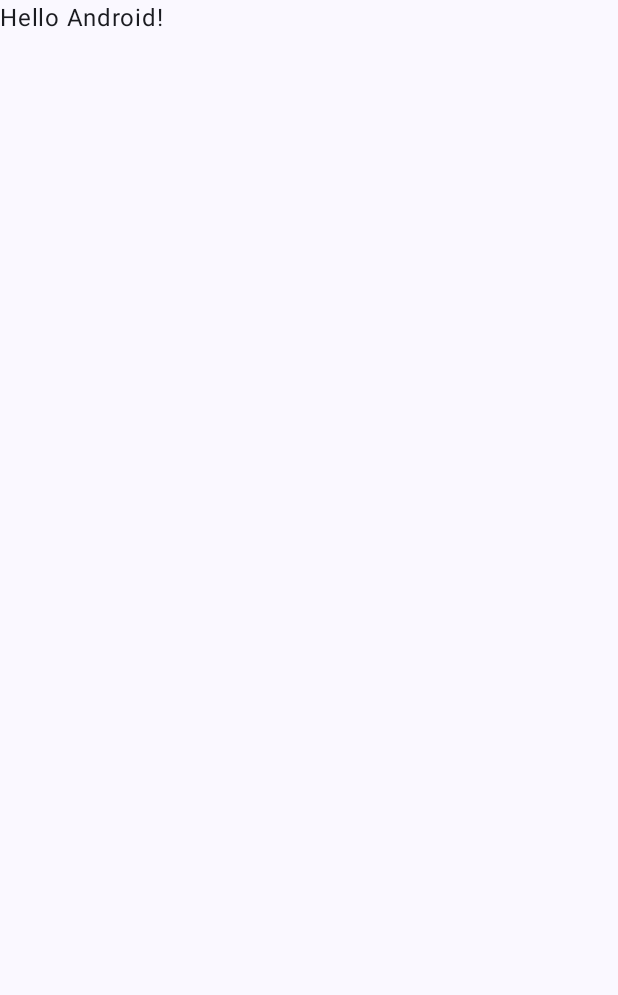
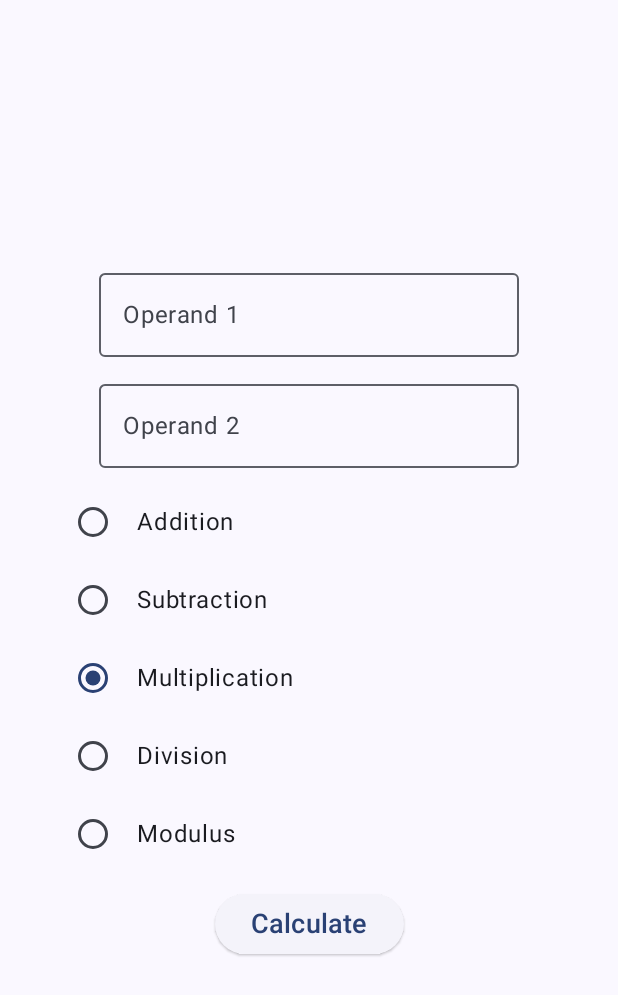
Before and after one commit to olivia-ma/CS501_G2_Q2, an Android app built with Jetpack Compose: the screen it shows after launch (MainActivity), on a phone screen of 412 x 824 dp. Before the commit the part shown is almost empty. Shown: the top 995 px of the screen. Run offline under Robolectric (Android 15) with nearby library versions, the phone set to English and light mode, and no system bars.

Commit message:
first commit

```diff
--- a/app/src/main/java/com/example/simplearithmetic/MainActivity.kt
+++ b/app/src/main/java/com/example/simplearithmetic/MainActivity.kt
@@ -1,16 +1,43 @@
 package com.example.simplearithmetic
 
 import android.os.Bundle
+import android.widget.Toast
 import androidx.activity.ComponentActivity
 import androidx.activity.compose.setContent
 import androidx.activity.enableEdgeToEdge
+import androidx.compose.foundation.interaction.MutableInteractionSource
+import androidx.compose.foundation.layout.Arrangement
+import androidx.compose.foundation.layout.Column
+import androidx.compose.foundation.layout.Row
+import androidx.compose.foundation.layout.Spacer
 import androidx.compose.foundation.layout.fillMaxSize
+import androidx.compose.foundation.layout.fillMaxWidth
+import androidx.compose.foundation.layout.height
 import androidx.compose.foundation.layout.padding
+import androidx.compose.foundation.selection.selectable
+import androidx.compose.material3.ElevatedButton
+import androidx.compose.material3.MaterialTheme
+import androidx.compose.material3.OutlinedTextField
+import androidx.compose.material3.RadioButton
+import androidx.compose.material3.RadioButtonDefaults
 import androidx.compose.material3.Scaffold
+import androidx.compose.material3.Surface
 import androidx.compose.material3.Text
+import androidx.compose.material3.TextField
 import androidx.compose.runtime.Composable
+import androidx.compose.runtime.getValue
+import androidx.compose.runtime.mutableStateOf
+import androidx.compose.runtime.remember
+import androidx.compose.runtime.setValue
+import androidx.compose.ui.Alignment
 import androidx.compose.ui.Modifier
+import androidx.compose.ui.graphics.Color
+import androidx.compose.ui.platform.LocalContext
+import androidx.compose.ui.text.font.FontWeight
+import androidx.compose.ui.text.style.TextAlign
 import androidx.compose.ui.tooling.preview.Preview
+import androidx.compose.ui.unit.dp
+import androidx.compose.ui.unit.sp
 import com.example.simplearithmetic.ui.theme.SimpleArithmeticTheme
 
 class MainActivity : ComponentActivity() {
@@ -19,11 +46,11 @@ class MainActivity : ComponentActivity() {
         enableEdgeToEdge()
         setContent {
             SimpleArithmeticTheme {
-                Scaffold(modifier = Modifier.fillMaxSize()) { innerPadding ->
-                    Greeting(
-                        name = "Android",
-                        modifier = Modifier.padding(innerPadding)
-                    )
+                Surface(
+                    modifier = Modifier.fillMaxSize(),
+                    color = MaterialTheme.colorScheme.background
+                ) {
+                    Arithmetic()
                 }
             }
         }
@@ -31,17 +58,154 @@ class MainActivity : ComponentActivity() {
 }
 
 @Composable
-fun Greeting(name: String, modifier: Modifier = Modifier) {
-    Text(
-        text = "Hello $name!",
-        modifier = modifier
-    )
+fun Arithmetic() {
+
+    var operand1 by remember { mutableStateOf("") }
+    var operand2 by remember { mutableStateOf("") }
+
+
+    var result by remember { mutableStateOf(0.0) }
+    var errorMessage by remember { mutableStateOf("") }
+    // used to prevent error message/result showing up before anything has been calculated
+    var hasCalculated by remember {mutableStateOf(false)}
+
+    val radioOptions = listOf("Addition", "Subtraction", "Multiplication", "Division", "Modulus")
+    val (selectedOption, onOptionSelected) = remember { mutableStateOf(radioOptions[2]) }
+
+
+    fun calculate() {
+        // fixes case where there is a error message -> user fixes it (wasnt showing the new result because previous error message was still there)
+        errorMessage = ""
+        // helps to check if inputs are numbers
+        val a = operand1.toDoubleOrNull()
+        val b = operand2.toDoubleOrNull()
+
+        if (a == null || b == null) {
+            errorMessage = "Please enter valid numbers for both operands!"
+        }
+        else{
+            when (selectedOption) {
+                "Addition" -> {
+                    result = a+b
+                    hasCalculated = true
+                }
+                "Subtraction" -> {
+                    result = a-b
+                    hasCalculated = true
+                }
+                "Multiplication" -> {
+                    result = a*b
+                    hasCalculated = true
+                }
+
+                "Division" -> {
+                    if (b == 0.0) {
+                        errorMessage = "You cannot divide by 0!"
+                    } else {
+                        result = a/b
+                        hasCalculated = true
+                    }
+                }
+                "Modulus" -> {
+                    if (b == 0.0) {
+                        errorMessage = "Modulus by 0 is not allowed!"
+                    } else {
+                        result = a%b
+                        hasCalculated = true
+                    }
+                }
+                }
+        }
+    }
+
+    // two text fields
+    // radio buttons to select operands
+    // calculate button
+    Column(
+        modifier = Modifier
+            .fillMaxSize()
+            .padding(20.dp),
+        verticalArrangement = Arrangement.Center,
+        horizontalAlignment = Alignment.CenterHorizontally
+    ) {
+        OutlinedTextField(
+            value = operand1,
+            onValueChange = { operand1 = it },
+            label = { Text("Operand 1") },
+        )
+
+        Spacer(modifier = Modifier.height(10.dp))
+
+        OutlinedTextField(
+            value = operand2,
+            onValueChange = { operand2 = it },
+            label = { Text("Operand 2") },
+        )
+        Spacer(modifier = Modifier.height(10.dp))
+
+        radioOptions.forEach { text ->
+            Row(
+                Modifier
+                    .fillMaxWidth()
+                    .selectable(
+                        selected = (text == selectedOption),
+
+
+                        onClick = { onOptionSelected(text) }
+                    )
+                    .padding(horizontal = 16.dp),
+
+                horizontalArrangement = Arrangement.Start,
+
+                verticalAlignment = Alignment.CenterVertically
+            ) {
+                val context = LocalContext.current
+                RadioButton(
+                    selected = (text == selectedOption),
+                    onClick = {
+                        onOptionSelected(text) },
+                    modifier = Modifier.padding(2.dp)
+                )
+                Text(
+                    text = text,
+                    modifier = Modifier.padding(start = 3.dp),
+                )
+            }
+
+        }
+
+        Spacer(modifier = Modifier.height(10.dp))
+
+        ElevatedButton(onClick = {calculate() }) {
+            Text(text = "Calculate", fontSize = 18.sp)
+        }
+
+        Spacer(modifier = Modifier.height(10.dp))
+
+        if (errorMessage.isNotEmpty()) {
+            Text(
+                text = errorMessage,
+                fontSize = 30.sp,
+                color = Color.Red,
+                fontWeight = FontWeight.Bold,
+                textAlign = TextAlign.Center
+            )
+        } else if (hasCalculated){
+            Text(
+                text = "Result: $result",
+                fontSize = 30.sp,
+                fontWeight = FontWeight.Bold,
+                textAlign = TextAlign.Center
+            )
+        }
+    }
+
 }
 
 @Preview(showBackground = true)
 @Composable
 fun GreetingPreview() {
     SimpleArithmeticTheme {
-        Greeting("Android")
+        Arithmetic()
     }
 }
```
